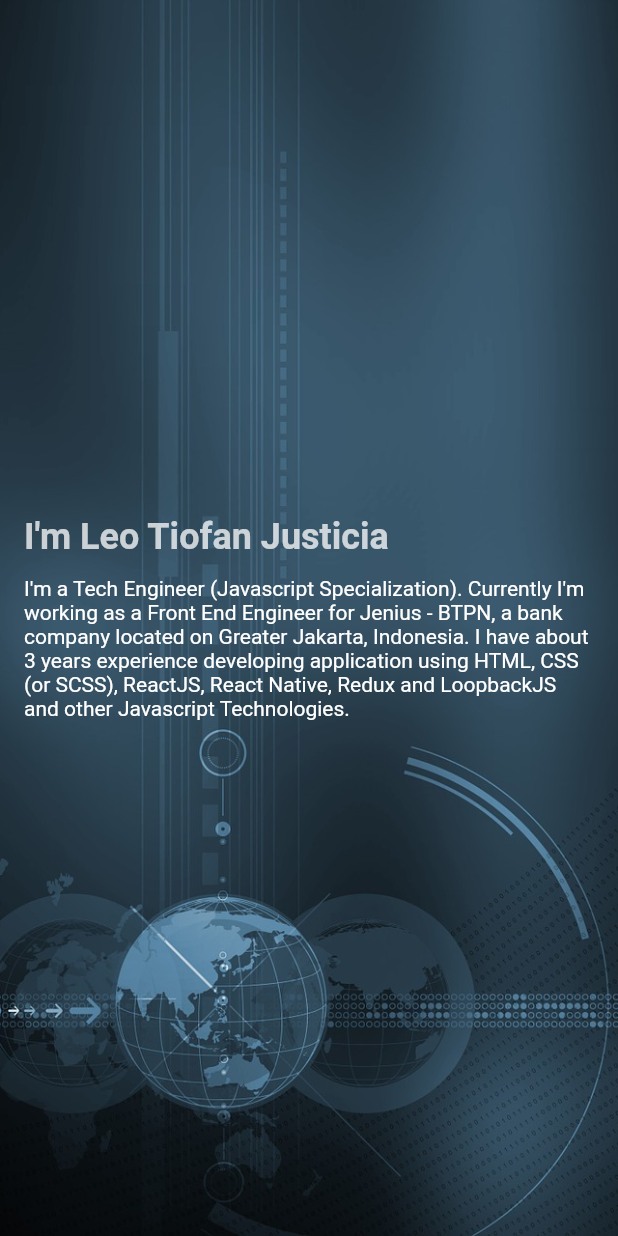
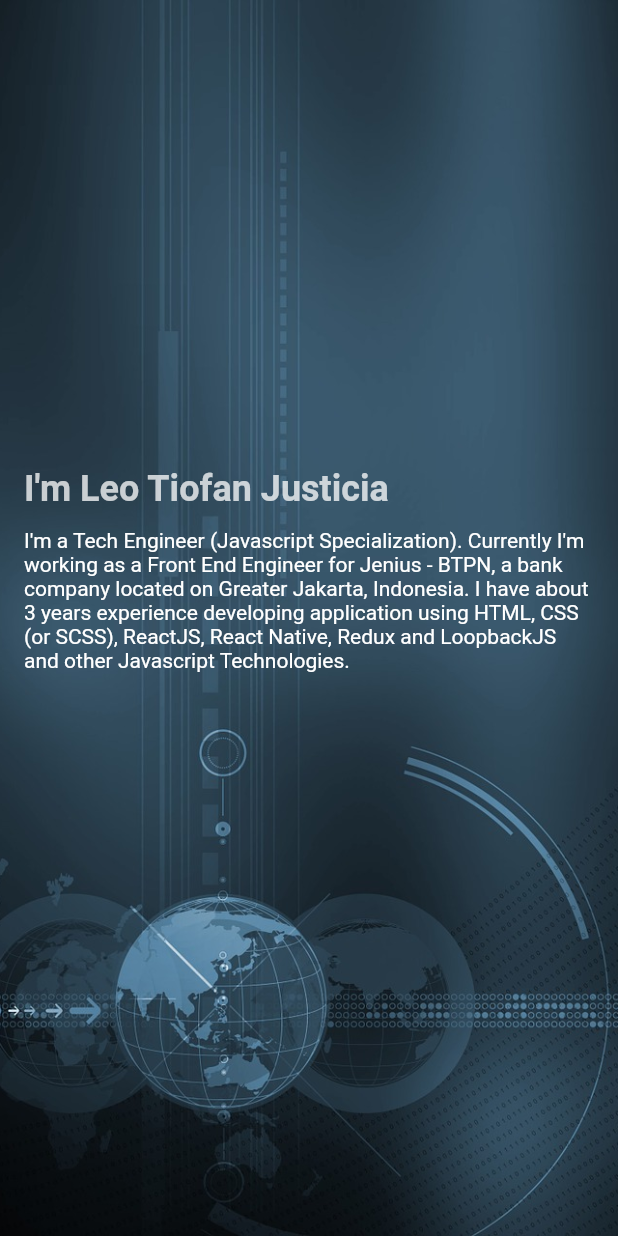
Before and after one commit to leotj/leotj.github.io, a Flutter app: the screen it shows after launch, on a phone screen of 412 x 824 dp. Run offline on Flutter 3.47's test engine with Material 2 defaults, Android fonts, the phone set to English and light mode, and no system bars.

```diff
--- a/lib/main.dart
+++ b/lib/main.dart
@@ -110,6 +110,7 @@ class CoverSection extends StatelessWidget {
         )
       ),
       child: Container(
+		transform: Matrix4.translationValues(0.0, -32.0, 0.0),
         margin: EdgeInsets.all(childContainerMargin),
         child: getContentWidgets(isSmallDevice),
       ),
```
